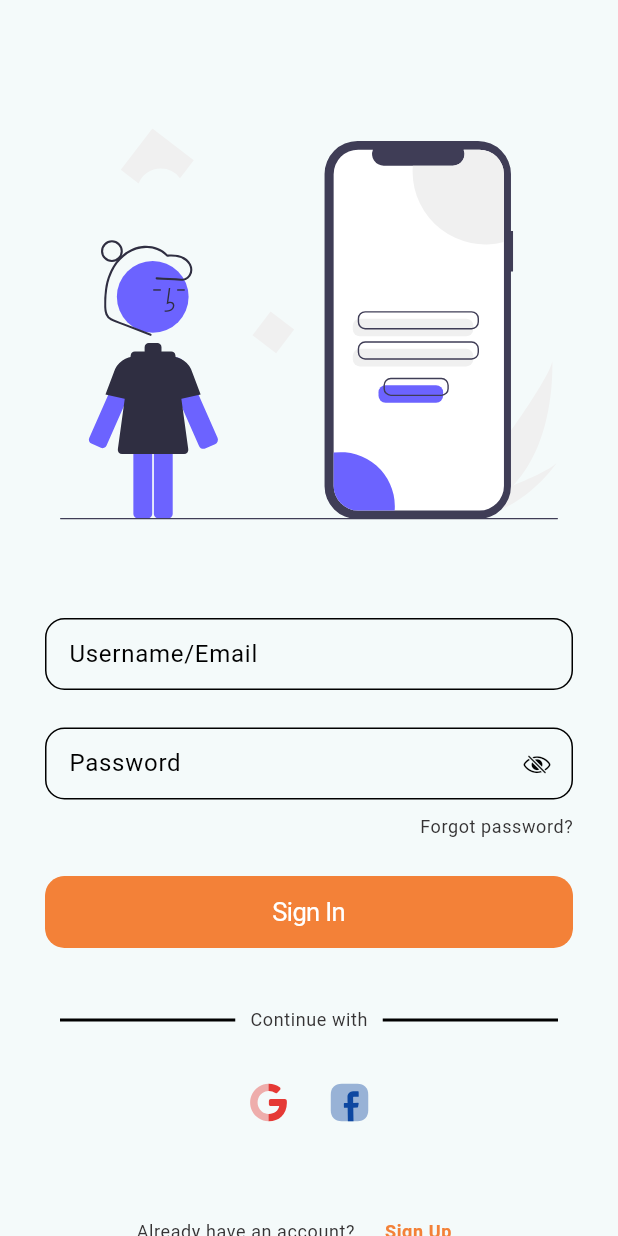
After one commit to Uni-Libro/Client, a Flutter app: the SignInScn screen opened directly, on a phone screen of 412 x 824 dp. The commit adds this screen. Run offline on Flutter 3.47's test engine with Material 2 defaults, Android fonts, the phone set to English and light mode, and no system bars; drawn by our look-alikes of figma_squircle; our stand-ins replace flutter_secure_storage, flutter_svg, get, introduction_screen, loading_animation_widget, shared_preferences; accounts and stored records are empty.

Commit message:
add sign in screen
- add sign in screen
- little modifying about sign up screen
- add loading animation
- add snack bar toasting

```diff
--- a/lib/models/sign_up_model.dart
+++ b/lib/models/user_model.dart
@@ -1,4 +1,4 @@
-class SignUpModel {
+class UserModel {
   String? firstName;
   String? lastName;
   String? username;
@@ -6,9 +6,9 @@ class SignUpModel {
   String? password;
   String? confirmPassword;
 
-  SignUpModel();
+  UserModel();
 
-  SignUpModel.create({
+  UserModel.create({
     this.firstName,
     this.lastName,
     this.username,
@@ -17,7 +17,7 @@ class SignUpModel {
     this.confirmPassword,
   });
 
-  SignUpModel.fromJson(Map<String, dynamic> json) {
+  UserModel.fromJson(Map<String, dynamic> json) {
     firstName = json['firstName'];
     lastName = json['lastName'];
     username = json['username'];
--- /dev/null
+++ b/lib/screens/sign_in_screen.dart
@@ -0,0 +1,244 @@
+import 'package:figma_squircle/figma_squircle.dart';
+import 'package:flutter/cupertino.dart';
+import 'package:flutter/material.dart';
+import 'package:get/get.dart';
+
+import '../assets/assets.gen.dart';
+import '../models/user_model.dart';
+import '../services/localization/strs.dart';
+import '../utils/show_toast.dart';
+import 'holder_scn.dart';
+import 'sign_up_screen.dart';
+
+class SignInScn extends StatelessWidget {
+  const SignInScn({super.key});
+
+  static const radius = 13.0;
+
+  @override
+  Widget build(BuildContext context) {
+    final userModel = UserModel();
+    final formKey = GlobalKey<FormState>();
+    return Scaffold(
+      body: SafeArea(
+        child: SingleChildScrollView(
+          padding: const EdgeInsets.symmetric(vertical: 50, horizontal: 30),
+          physics: const BouncingScrollPhysics(),
+          child: Form(
+            key: formKey,
+            child: Column(
+              children: [
+                _buildTopImg(),
+                const SizedBox(height: 30),
+                _buildUsernameEmailField(userModel),
+                const SizedBox(height: 25),
+                _buildPassField(userModel),
+                const SizedBox(height: 15),
+                _buildSignInBtn(formKey, userModel),
+                const SizedBox(height: 40),
+                _buildDivider(),
+                const SizedBox(height: 25),
+                _buildSignInWithGoogleBtn(),
+                const SizedBox(height: 40),
+                _buildAlreadyWarning(),
+              ],
+            ),
+          ),
+        ),
+      ),
+    );
+  }
+
+  Widget _buildTopImg() {
+    return Padding(
+      padding: const EdgeInsets.symmetric(horizontal: 10),
+      child:
+          AspectRatio(aspectRatio: 1, child: Assets.images.mobileLogin.svg()),
+    );
+  }
+
+  Widget _buildUsernameEmailField(UserModel model) {
+    return TextFormField(
+      decoration: InputDecoration(
+        isDense: true,
+        border: OutlineInputBorder(
+          borderRadius: BorderRadius.circular(radius),
+        ),
+        labelText: '${Strs.username.tr}/${Strs.email.tr}',
+        errorMaxLines: 10,
+      ),
+      validator: (value) {
+        if (value == null || value.isEmpty) {
+          return '• ${Strs.signInUsernameError.tr}';
+        }
+        return null;
+      },
+      onSaved: (value) => model.username = value,
+    );
+  }
+
+  Widget _buildPassField(UserModel model) {
+    final isHide = true.obs;
+    return Column(
+      mainAxisSize: MainAxisSize.min,
+      children: [
+        Obx(
+          () => TextFormField(
+            obscureText: isHide.value,
+            enableSuggestions: false,
+            autocorrect: false,
+            decoration: InputDecoration(
+              isDense: true,
+              border: OutlineInputBorder(
+                borderRadius: BorderRadius.circular(radius),
+              ),
+              labelText: Strs.password.tr,
+              suffixIcon: GestureDetector(
+                child: isHide.value
+                    ? const Icon(CupertinoIcons.eye_slash)
+                    : const Icon(CupertinoIcons.eye),
+                onTap: () {
+                  isHide.value = !isHide.value;
+                },
+              ),
+            ),
+            validator: (value) {
+              if (value == null || value.isEmpty) {
+                return '• ${Strs.signInPasswordError.tr}';
+              }
+              return null;
+            },
+            onSaved: (value) => model.password = value,
+          ),
+        ),
+        Row(
+          mainAxisAlignment: MainAxisAlignment.end,
+          children: [
+            CupertinoButton(
+              minSize: 0,
+              padding: const EdgeInsets.symmetric(vertical: 10),
+              child: Text(
+                Strs.forgotPassword.tr,
+                style: Get.textTheme.caption,
+              ),
+              onPressed: () {},
+            ),
+          ],
+        ),
+      ],
+    );
+  }
+
+  Widget _buildSignInBtn(GlobalKey<FormState> keyForm, UserModel model) {
+    return SizedBox(
+      width: double.infinity,
+      child: ClipSmoothRect(
+        radius: SmoothBorderRadius(
+          cornerRadius: radius,
+          cornerSmoothing: 1,
+        ),
+        child: CupertinoButton.filled(
+          padding: const EdgeInsets.symmetric(vertical: 14, horizontal: 64),
+          child: Text(Strs.signIn.tr),
+          onPressed: () {
+            _onSignInBtnPressed(keyForm, model);
+          },
+        ),
+      ),
+    );
+  }
+
+  Widget _buildDivider() {
+    return Row(
+      children: [
+        const Expanded(
+            child: Divider(
+          thickness: 2,
+          indent: 10,
+          endIndent: 10,
+        )),
+        Text(
+          Strs.continueWith.tr,
+          style: Theme.of(Get.context!).textTheme.caption,
+        ),
+        const Expanded(
+            child: Divider(
+          thickness: 2,
+          indent: 10,
+          endIndent: 10,
+        )),
+      ],
+    );
+  }
+
+  Widget _buildSignInWithGoogleBtn() {
+    return Row(
+      mainAxisAlignment: MainAxisAlignment.center,
+      children: [
+        CupertinoButton(
+          padding: EdgeInsets.zero,
+          child: Assets.icons.googleBulk.svg(
+            color: Colors.red.shade600,
+            width: 30,
+            height: 30,
+          ),
+          onPressed: () {},
+        ),
+        const SizedBox(width: 10),
+        CupertinoButton(
+          padding: EdgeInsets.zero,
+          child: Assets.icons.facebookBulk.svg(
+            color: Colors.blue.shade900,
+            width: 30,
+            height: 30,
+          ),
+          onPressed: () {},
+        ),
+      ],
+    );
+  }
+
+  Widget _buildAlreadyWarning() {
+    return Row(
+      mainAxisAlignment: MainAxisAlignment.center,
+      children: [
+        Text(
+          Strs.alreadyHaveAnAccount.tr,
+          style: Theme.of(Get.context!).textTheme.caption,
+        ),
+        CupertinoButton(
+          minSize: 0,
+          child: Text(
+            Strs.signUp.tr,
+            style: Theme.of(Get.context!).textTheme.caption?.copyWith(
+                  color: Theme.of(Get.context!).colorScheme.primary,
+                  fontWeight: FontWeight.bold,
+                ),
+          ),
+          onPressed: () {
+            Get.to(
+              const SignUpScn(),
+              duration: const Duration(milliseconds: 1000),
+            );
+          },
+        ),
+      ],
+    );
+  }
+
+  void _onSignInBtnPressed(GlobalKey<FormState> keyForm, UserModel model) {
+    FocusManager.instance.primaryFocus?.unfocus();
+    Future.delayed(const Duration(milliseconds: 500), () {
+      if (keyForm.currentState?.validate() ?? false) {
+        keyForm.currentState?.save();
+        showSnackbar(model.toString(), messageType: MessageType.success);
+        Future.delayed(const Duration(milliseconds: 3000), () {
+          Get.offAll(
+            const HolderScn(),
+            duration: const Duration(milliseconds: 1000),
+          );
+        });
+      }
+    });
+  }
+}
--- a/lib/services/local_api.dart
+++ b/lib/services/local_api.dart
@@ -7,7 +7,7 @@ class LocalAPI {
   static late final LocalAPI _instance;
 
   LocalAPI._initialize(this.shPref, this.secStor)
-      : _isFirstRun = shPref.getBool('isFirstRun') ?? false;
+      : _isFirstRun = shPref.getBool('isFirstRun') ?? true;
 
   factory LocalAPI([SharedPreferences? shPref, FlutterSecureStorage? secStor]) {
     if (shPref != null && secStor != null) {
@@ -25,7 +25,7 @@ class LocalAPI {
 
   set isFirstRun(bool value) {
     _isFirstRun = value;
-    // shPref.setBool('isFirstRun', _isFirstRun);
+    shPref.setBool('isFirstRun', _isFirstRun);
     logging('Local API -> isFirstRun => $_isFirstRun');
   }
 }
--- a/lib/services/localization/en_us.dart
+++ b/lib/services/localization/en_us.dart
@@ -15,4 +15,29 @@ const Map<String, String> enUS = {
   'Email': 'Email',
   'Password': 'Password',
   'Confirm password': 'Confirm password',
+  'Forgot password?': 'Forgot password?',
+  'Free Payment': 'Free Payment',
+  'Online Reading': 'Online Reading',
+  'Hear Free Audio Book': 'Hear Free Audio Book',
+  'This is tha sample description text. ':
+      'This is tha sample description text. ',
+
+  //Errors
+  'Username or Email is required.': 'Username or Email is required.',
+  'Password is required.': 'Password is required.',
+  'First name can only contain a-z, A-Z, 0-9.':
+      'First name can only contain a-z, A-Z, 0-9.',
+  'Last name can only contain a-z, A-Z, 0-9.':
+      'Last name can only contain a-z, A-Z, 0-9.',
+  'Username must contain at least 8 characters.':
+      'Username must contain at least 8 characters.',
+  'Username must start with letters.': 'Username must start with letters.',
+  'Username can only contain letters and numbers, underscore':
+      'Username can only contain letters and numbers, underscore',
+  'Email address is invalid.': 'Email address is invalid.',
+  'Password must contain at least 8 characters.':
+      'Password must contain at least 8 characters.',
+  'Password must contain a-z, A-Z, 0-9.':
+      'Password must contain a-z, A-Z, 0-9.',
+  'Confirm Password isn\'t match.': 'Confirm Password isn\'t match.',
 };
--- a/lib/services/localization/fa_ir.dart
+++ b/lib/services/localization/fa_ir.dart
@@ -15,4 +15,28 @@ const Map<String, String> faIR = {
   'Email': 'ایمیل',
   'Password': 'رمز عبور',
   'Confirm password': 'تایید رمز عبور',
+  'Forgot password?': 'رمز عبور خود را فراموش کرده اید؟',
+  'Free Payment': 'پرداخت رایگان',
+  'Online Reading': 'خواندن آنلاین',
+  'Hear Free Audio Book': 'شنیدن کتاب صوتی رایگان',
+  'This is tha sample description text. ': 'این یک متن نمونه است.',
+
+  // Errors
+  'Username or Email is required.': 'نام کاربری یا ایمیل الزامی است.',
+  'Password is required.': 'رمز عبور الزامی است.',
+  'First name can only contain a-z, A-Z, 0-9.':
+      'نام باید فقط شامل a-z، A-Z، 0-9 باشد.',
+  'Last name can only contain a-z, A-Z, 0-9.':
+      'نام خانوادگی باید فقط شامل a-z، A-Z، 0-9 باشد.',
+  'Username must contain at least 8 characters.':
+      'نام کاربری باید حداقل ۸ کاراکتر باشد.',
+  'Username must start with letters.': 'نام کاربری باید با حروف شروع شود.',
+  'Username can only contain letters and numbers, underscore':
+      'نام کاربری باید فقط شامل حروف انگلیسی اعداد و آندرلاین باشد.',
+  'Email address is invalid.': 'آدرس ایمیل نامعتبر است.',
+  'Password must contain at least 8 characters.':
+      'رمز عبور باید حداقل ۸ کاراکتر باشد.',
+  'Password must contain a-z, A-Z, 0-9.':
+      'رمز عبور باید شامل a-z، A-Z، 0-9 باشد.',
+  'Confirm Password isn\'t match.': 'تایید رمز عبور با رمز عبور مطابقت ندارد.',
 };
--- a/lib/services/localization/strs.dart
+++ b/lib/services/localization/strs.dart
@@ -18,4 +18,31 @@ class Strs {
   static const String email = 'Email';
   static const String password = 'Password';
   static const String confirmPassword = 'Confirm password';
+  static const String forgotPassword = 'Forgot password?';
+
+  static const String onBoardingTitle1 = 'Free Payment';
+  static const String onBoardingTitle2 = 'Online Reading';
+  static const String onBoardingTitle3 = 'Hear Free Audio Book';
+  static const String onBoardingBody1 = 'This is tha sample description text. ';
+
+  //Errors
+  static const String signInUsernameError = 'Username or Email is required.';
+  static const String signInPasswordError = 'Password is required.';
+  static const String signUpFNameError =
+      'First name can only contain a-z, A-Z, 0-9.';
+  static const String signUpLNameError =
+      'Last name can only contain a-z, A-Z, 0-9.';
+  static const String signUpUsernameError1 =
+      'Username must contain at least 8 characters.';
+  static const String signUpUsernameError2 =
+      'Username must start with letters.';
+  static const String signUpUsernameError3 =
+      'Username can only contain letters and numbers, underscore';
+  static const String signUpEmailError = 'Email address is invalid.';
+  static const String signUpPasswordError1 =
+      'Password must contain at least 8 characters.';
+  static const String signUpPasswordError2 =
+      'Password must contain a-z, A-Z, 0-9.';
+  static const String signUpConfirmPasswordError =
+      'Confirm Password isn\'t match.';
 }
--- a/lib/utils/show_toast.dart
+++ b/lib/utils/show_toast.dart
@@ -4,7 +4,7 @@ import 'package:get/get.dart';
 
 void showSnackbar(
   String message, {
-  Duration duration = (const Duration(seconds: 4)),
+  Duration duration = (const Duration(seconds: 3)),
   Color? color,
   SnackPosition position = SnackPosition.BOTTOM,
   MessageType messageType = MessageType.warning,
--- a/pubspec.yaml
+++ b/pubspec.yaml
@@ -43,6 +43,7 @@ dependencies:
   introduction_screen: ^3.0.2
   flutter_svg: ^1.1.6
   flutter_native_splash: ^2.2.10
+  loading_animation_widget: ^1.2.0+3
 
 dev_dependencies:
   flutter_test:
```
Also changed, not shown: lib/main.dart (+27 -15 lines), lib/screens/holder_scn.dart (added, +14 -0 lines), lib/screens/on_boarding_screen.dart (+12 -9 lines), lib/screens/sign_up_screen.dart (+38 -24 lines), lib/widgets/loading_widget.dart/loading_widget.dart (added, +24 -0 lines).
